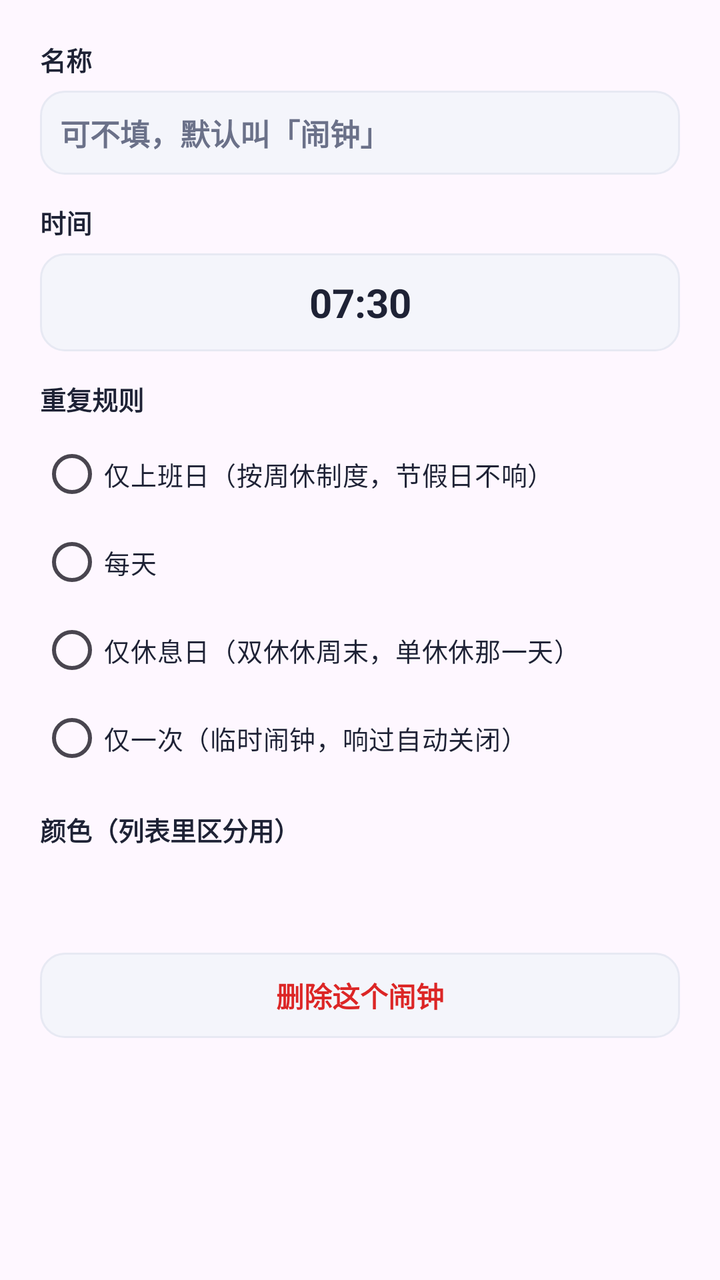
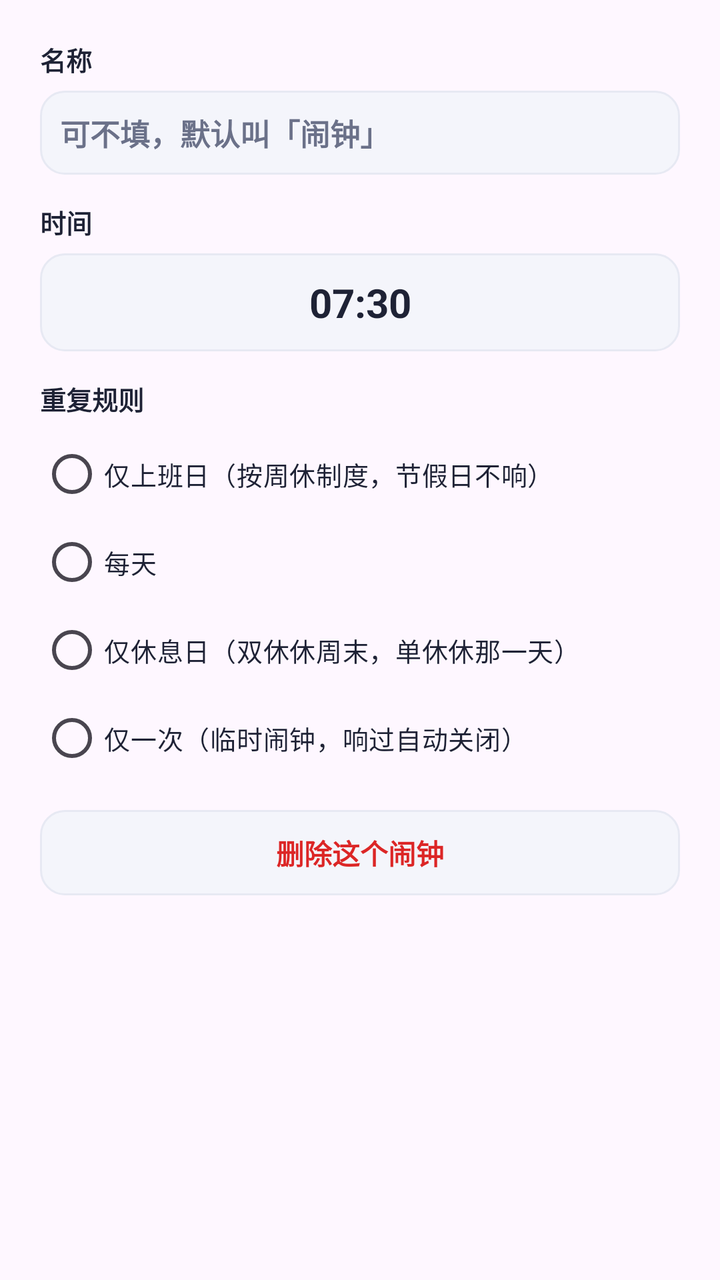

An Android layout rendered at two revisions. The XML below is the earlier revision; the diff shows what the commit changed to produce the second picture.
<!-- AndroidManifest.xml: application theme Theme.DaxiaoWeekAlarm -->
<!-- res/layout/dialog_alarm.xml -->
<?xml version="1.0" encoding="utf-8"?>
<ScrollView xmlns:android="http://schemas.android.com/apk/res/android"
    android:layout_width="match_parent"
    android:layout_height="wrap_content"
    android:fillViewport="true">

<LinearLayout
    android:layout_width="match_parent"
    android:layout_height="wrap_content"
    android:orientation="vertical"
    android:padding="20dp">

    <TextView
        style="@style/FieldLabel"
        android:layout_width="wrap_content"
        android:layout_height="wrap_content"
        android:text="名称" />

    <EditText
        android:id="@+id/et_alarm_label"
        android:layout_width="match_parent"
        android:layout_height="wrap_content"
        android:layout_marginTop="6dp"
        android:background="@drawable/bg_time_outline"
        android:importantForAutofill="no"
        android:inputType="text"
        android:maxLength="12"
        android:maxLines="1"
        android:padding="10dp"
        android:hint="可不填，默认叫「闹钟」"
        android:textColorHint="@color/sub"
        android:textColor="@color/ink"
        android:textSize="15sp"
        android:textStyle="bold" />

    <TextView
        style="@style/FieldLabel"
        android:layout_width="wrap_content"
        android:layout_height="wrap_content"
        android:layout_marginTop="14dp"
        android:text="时间" />

    <TextView
        android:id="@+id/tv_alarm_pick_time"
        android:layout_width="match_parent"
        android:layout_height="wrap_content"
        android:layout_marginTop="6dp"
        android:background="@drawable/bg_time_outline"
        android:clickable="true"
        android:focusable="true"
        android:gravity="center"
        android:padding="11dp"
        android:text="07:30"
        android:textColor="@color/ink"
        android:textSize="20sp"
        android:textStyle="bold" />

    <TextView
        style="@style/FieldLabel"
        android:layout_width="wrap_content"
        android:layout_height="wrap_content"
        android:layout_marginTop="14dp"
        android:text="重复规则" />

    <RadioGroup
        android:id="@+id/rg_alarm_mode"
        android:layout_width="match_parent"
        android:layout_height="wrap_content"
        android:layout_marginTop="6dp"
        android:orientation="vertical">

        <RadioButton
            android:id="@+id/rb_mode_workday"
            style="@style/WeekRadio"
            android:layout_width="match_parent"
            android:layout_height="wrap_content"
            android:minHeight="44dp"
            android:text="仅上班日（按周休制度，节假日不响）" />

        <RadioButton
            android:id="@+id/rb_mode_daily"
            style="@style/WeekRadio"
            android:layout_width="match_parent"
            android:layout_height="wrap_content"
            android:minHeight="44dp"
            android:text="每天" />

        <RadioButton
            android:id="@+id/rb_mode_weekend"
            style="@style/WeekRadio"
            android:layout_width="match_parent"
            android:layout_height="wrap_content"
            android:minHeight="44dp"
            android:text="仅休息日（双休休周末，单休休那一天）" />

        <RadioButton
            android:id="@+id/rb_mode_once"
            style="@style/WeekRadio"
            android:layout_width="match_parent"
            android:layout_height="wrap_content"
            android:minHeight="44dp"
            android:text="仅一次（临时闹钟，响过自动关闭）" />
    </RadioGroup>

    
    <LinearLayout
        android:id="@+id/row_once_date"
        android:layout_width="match_parent"
        android:layout_height="wrap_content"
        android:layout_marginTop="10dp"
        android:background="@drawable/bg_time_outline"
        android:clickable="true"
        android:focusable="true"
        android:orientation="vertical"
        android:padding="11dp"
        android:visibility="gone">

        <TextView
            style="@style/FieldLabel"
            android:layout_width="wrap_content"
            android:layout_height="wrap_content"
            android:text="哪一天" />

        <TextView
            android:id="@+id/tv_once_date"
            android:layout_width="match_parent"
            android:layout_height="wrap_content"
            android:layout_marginTop="3dp"
            android:textColor="@color/indigo"
            android:textSize="16sp"
            android:textStyle="bold" />
    </LinearLayout>

    
    <TextView
        style="@style/FieldLabel"
        android:layout_width="wrap_content"
        android:layout_height="wrap_content"
        android:layout_marginTop="14dp"
        android:text="颜色（列表里区分用）" />

    <LinearLayout
        android:id="@+id/row_alarm_color"
        android:layout_width="match_parent"
        android:layout_height="wrap_content"
        android:layout_marginTop="8dp"
        android:orientation="horizontal">

        <View
            android:id="@+id/alarm_color_0"
            android:layout_width="30dp"
            android:layout_height="30dp"
            android:layout_marginEnd="16dp"
            android:contentDescription="默认颜色" />

        <View
            android:id="@+id/alarm_color_1"
            android:layout_width="30dp"
            android:layout_height="30dp"
            android:layout_marginEnd="16dp"
            android:contentDescription="橙色" />

        <View
            android:id="@+id/alarm_color_2"
            android:layout_width="30dp"
            android:layout_height="30dp"
            android:layout_marginEnd="16dp"
            android:contentDescription="绿色" />

        <View
            android:id="@+id/alarm_color_3"
            android:layout_width="30dp"
            android:layout_height="30dp"
            android:contentDescription="紫色" />
    </LinearLayout>

    <TextView
        android:id="@+id/btn_alarm_delete"
        android:layout_width="match_parent"
        android:layout_height="wrap_content"
        android:layout_marginTop="14dp"
        android:background="@drawable/bg_time_outline"
        android:clickable="true"
        android:focusable="true"
        android:gravity="center"
        android:padding="11dp"
        android:text="删除这个闹钟"
        android:textColor="@color/danger"
        android:textSize="14sp"
        android:textStyle="bold" />
</LinearLayout>

</ScrollView>
<!-- resources referenced by this layout -->
<resources>
  <color name="danger">#DC2626</color>
  <color name="indigo">#4F46E5</color>
  <color name="ink">#1E2235</color>
  <color name="sub">#6B7189</color>
  <!-- drawable bg_time_outline (drawable) -->
  <?xml version="1.0" encoding="utf-8"?>
  <ripple xmlns:android="http://schemas.android.com/apk/res/android"
      android:color="#1F4F46E5">
      <item>
          <shape android:shape="rectangle">
              <solid android:color="@color/bg" />
              <corners android:radius="12dp" />
              <stroke android:width="1dp" android:color="@color/line" />
          </shape>
      </item>
  </ripple>
  <style name="FieldLabel">
          <item name="android:textColor">@color/ink</item>
          <item name="android:textSize">13sp</item>
          <item name="android:textStyle">bold</item>
      </style>
  <style name="WeekRadio">
          <item name="android:textSize">13sp</item>
          <item name="android:textColor">@color/ink</item>
          <item name="android:buttonTint">@color/indigo</item>
      </style>
  <style name="Theme.DaxiaoWeekAlarm" parent="Theme.Material3.DayNight.NoActionBar">
          <item name="colorPrimary">@color/indigo</item>
          <item name="colorPrimaryVariant">@color/indigo_dark</item>
          <item name="colorOnPrimary">@color/white</item>
          <item name="android:statusBarColor">@color/bg</item>
          <item name="android:windowLightStatusBar">true</item>
      </style>
  <color name="bg">#F4F5FB</color>
  <color name="line">#E7E9F3</color>
  <color name="indigo_dark">#4338CA</color>
  <color name="white">#FFFFFFFF</color>
</resources>

<!-- the commit's change to res/layout/dialog_alarm.xml (unified diff, before → after) -->
@@ -131,49 +131,6 @@
             android:textStyle="bold" />
     </LinearLayout>
 
-    
-    <TextView
-        style="@style/FieldLabel"
-        android:layout_width="wrap_content"
-        android:layout_height="wrap_content"
-        android:layout_marginTop="14dp"
-        android:text="颜色（列表里区分用）" />
-
-    <LinearLayout
-        android:id="@+id/row_alarm_color"
-        android:layout_width="match_parent"
-        android:layout_height="wrap_content"
-        android:layout_marginTop="8dp"
-        android:orientation="horizontal">
-
-        <View
-            android:id="@+id/alarm_color_0"
-            android:layout_width="30dp"
-            android:layout_height="30dp"
-            android:layout_marginEnd="16dp"
-            android:contentDescription="默认颜色" />
-
-        <View
-            android:id="@+id/alarm_color_1"
-            android:layout_width="30dp"
-            android:layout_height="30dp"
-            android:layout_marginEnd="16dp"
-            android:contentDescription="橙色" />
-
-        <View
-            android:id="@+id/alarm_color_2"
-            android:layout_width="30dp"
-            android:layout_height="30dp"
-            android:layout_marginEnd="16dp"
-            android:contentDescription="绿色" />
-
-        <View
-            android:id="@+id/alarm_color_3"
-            android:layout_width="30dp"
-            android:layout_height="30dp"
-            android:contentDescription="紫色" />
-    </LinearLayout>
-
     <TextView
         android:id="@+id/btn_alarm_delete"
         android:layout_width="match_parent"
